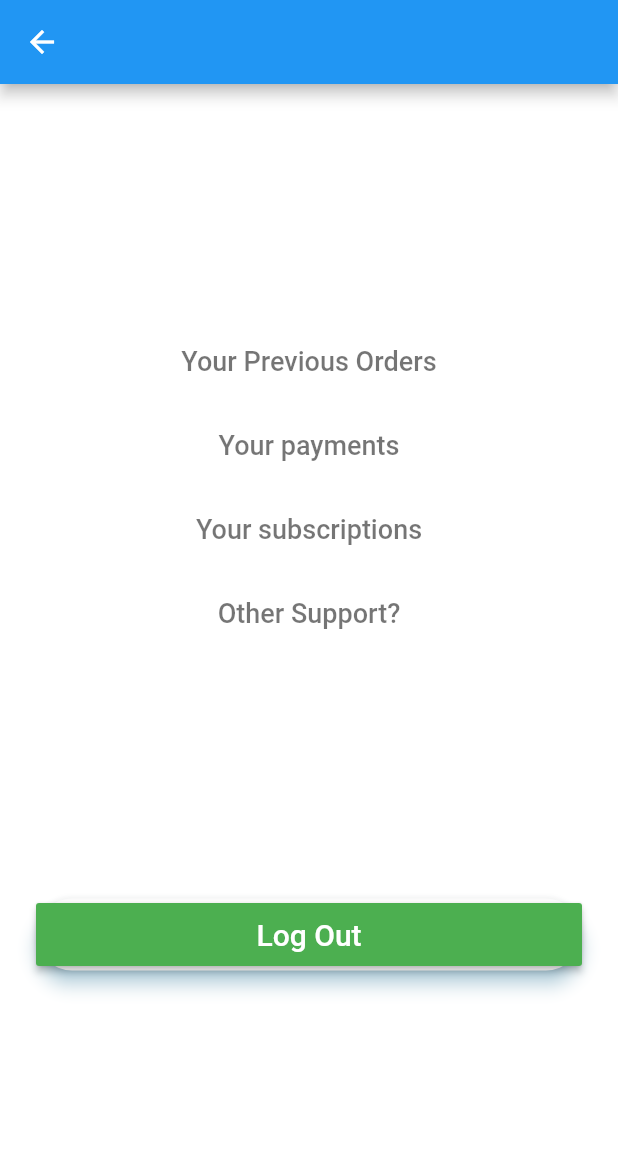
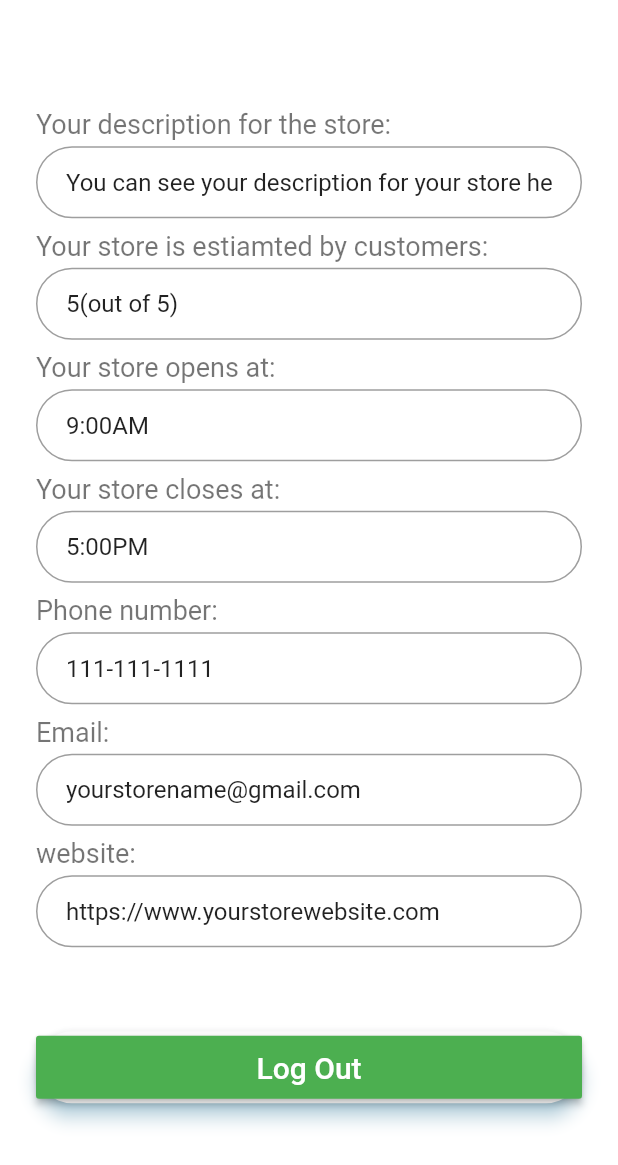
Before and after one commit to Hrithik-Kumar/Smart-Grocery-Map-and-Inventory, a Flutter app: the ProfilePage screen opened directly, on a phone screen of 412 x 824 dp. Shown: the top 1165 px of the screen. Run offline on Flutter 3.47's test engine with Material 2 defaults, Android fonts, the light colour scheme and no system bars; our stand-ins replace lottie, sqflite; accounts and stored records are empty; project files that could hold a hidden picture were left out.

Commit message:
BOUNB-30 made changes to home screen and logout with Chang

```diff
--- a/code/smart_grocery_map/lib/main.dart
+++ b/code/smart_grocery_map/lib/main.dart
@@ -1,5 +1,6 @@
 import 'package:flutter/material.dart';
 import '/screens/auth/welcome_screen.dart';
+//import '/screens/home/NavBar.dart';
 
 void main() {
   runApp(MyApp());
--- a/code/smart_grocery_map/lib/screens/auxiliary/ProfilePage.dart
+++ b/code/smart_grocery_map/lib/screens/auxiliary/ProfilePage.dart
@@ -1,29 +1,120 @@
 import 'package:flutter/material.dart';
-import './CompanyLogout.dart';
+import 'CompanyLogout.dart';
 
-class ProfilePage extends StatelessWidget {
+import 'package:flutter/material.dart';
+import '../../company_signup_screen.dart';
+import '/res/colors.dart';
+import '/res/styles.dart';
+import 'package:http/http.dart' as http;
+
+class ProfilePage extends StatefulWidget {
+  const ProfilePage({Key? key}) : super(key: key);
+
+  @override
+  _ProfileScreenState createState() => _ProfileScreenState();
+}
+
+class _ProfileScreenState extends State<ProfilePage> {
   @override
   Widget build(BuildContext context) {
 
-    final Orders = FlatButton(
-      child: Text('Your Previous Orders', style: TextStyle(color: Colors.black54, fontSize: 18.0),),
+    final DescriptionBox = TextFormField(
+      keyboardType: TextInputType.emailAddress,
+      autofocus: false,
+      initialValue: 'You can see your description for your store here!',
+      decoration: InputDecoration(
+          hintText: 'To revise it: ',
+          contentPadding: EdgeInsets.fromLTRB(20.0, 10.0, 20.0, 10.0),
+          border: OutlineInputBorder(
+              borderRadius: BorderRadius.circular(32.0)
+          )
+      ),
+    );
+
+    final avg_reviewBox = TextFormField(
+      keyboardType: TextInputType.emailAddress,
+      autofocus: false,
+      initialValue: '5(out of 5)',
+      decoration: InputDecoration(
+          hintText: 'To revise it: ',
+          contentPadding: EdgeInsets.fromLTRB(20.0, 10.0, 20.0, 10.0),
+          border: OutlineInputBorder(
+              borderRadius: BorderRadius.circular(32.0)
+          )
+      ),
+    );
+
+    final open_timeBox = TextFormField(
+      keyboardType: TextInputType.emailAddress,
+      autofocus: false,
+      initialValue: '9:00AM',
+      decoration: InputDecoration(
+          hintText: 'To revise it: ',
+          contentPadding: EdgeInsets.fromLTRB(20.0, 10.0, 20.0, 10.0),
+          border: OutlineInputBorder(
+              borderRadius: BorderRadius.circular(32.0)
+          )
+      ),
+    );
+
+    final close_timeBox = TextFormField(
+      keyboardType: TextInputType.emailAddress,
+      autofocus: false,
+      initialValue: '5:00PM',
+      decoration: InputDecoration(
+          hintText: 'To revise it: ',
+          contentPadding: EdgeInsets.fromLTRB(20.0, 10.0, 20.0, 10.0),
+          border: OutlineInputBorder(
+              borderRadius: BorderRadius.circular(32.0)
+          )
+      ),
+    );
+
+    final contact_phoneBox = TextFormField(
+      keyboardType: TextInputType.emailAddress,
+      autofocus: false,
+      initialValue: '111-111-1111',
+      decoration: InputDecoration(
+          hintText: 'To revise it: ',
+          contentPadding: EdgeInsets.fromLTRB(20.0, 10.0, 20.0, 10.0),
+          border: OutlineInputBorder(
+              borderRadius: BorderRadius.circular(32.0)
+          )
+      ),
+    );
+
+    final contact_email = FlatButton(
+      child: Text('Email:', style: TextStyle(color: Colors.black54, fontSize: 18.0),),
       onPressed: () {},
     );
 
-    final Payments = FlatButton(
-      child: Text('Your payments', style: TextStyle(color: Colors.black54, fontSize: 18.0),),
-      onPressed: () {},
+    final contact_emailBox = TextFormField(
+      keyboardType: TextInputType.emailAddress,
+      autofocus: false,
+      initialValue: 'yourstorename@gmail.com',
+      decoration: InputDecoration(
+          hintText: 'To revise it: ',
+          contentPadding: EdgeInsets.fromLTRB(20.0, 10.0, 20.0, 10.0),
+          border: OutlineInputBorder(
+              borderRadius: BorderRadius.circular(32.0)
+          )
+      ),
     );
 
-    final Subscriptions = FlatButton(
-      child: Text('Your subscriptions', style: TextStyle(color: Colors.black54, fontSize: 18.0),),
-      onPressed: () {},
+    final websiteBox= TextFormField(
+      keyboardType: TextInputType.emailAddress,
+      autofocus: false,
+      initialValue: 'https://www.yourstorewebsite.com',
+      decoration: InputDecoration(
+          hintText: 'To revise it: ',
+          contentPadding: EdgeInsets.fromLTRB(20.0, 10.0, 20.0, 10.0),
+          border: OutlineInputBorder(
+              borderRadius: BorderRadius.circular(32.0)
+          )
+      ),
     );
 
-    final Support = FlatButton(
-      child: Text('Other Support?', style: TextStyle(color: Colors.black54, fontSize: 18.0),),
-      onPressed: () {},
-    );
+
 
     final LogOutButton = Padding(
       padding: EdgeInsets.symmetric(vertical: 16.0),
@@ -45,21 +136,39 @@ class ProfilePage extends StatelessWidget {
 
     return Scaffold(
       backgroundColor: Colors.white,
-      appBar: new AppBar(
-      ),
       body: Center(
         child: ListView(
           shrinkWrap: true,
           padding: EdgeInsets.only(left: 24.0, right: 24.0),
           children: <Widget>[
-            Orders,
+            Text('Your description for the store:', style: TextStyle(color: Colors.black54, fontSize: 18.0),),
+            SizedBox(height: 4.0,),
+            DescriptionBox,
             SizedBox(height: 8.0,),
-            Payments,
+            Text('Your store is estiamted by customers:', style: TextStyle(color: Colors.black54, fontSize: 18.0),),
+            SizedBox(height: 4.0,),
+            avg_reviewBox,
             SizedBox(height: 8.0,),
-            Subscriptions,
+            Text('Your store opens at:', style: TextStyle(color: Colors.black54, fontSize: 18.0),),
+            SizedBox(height: 4.0,),
+            open_timeBox,
             SizedBox(height: 8.0,),
-            Support,
-            SizedBox(height: 150.0,),
+            Text('Your store closes at:', style: TextStyle(color: Colors.black54, fontSize: 18.0),),
+            SizedBox(height: 4.0,),
+            close_timeBox,
+            SizedBox(height: 8.0,),
+            Text('Phone number:', style: TextStyle(color: Colors.black54, fontSize: 18.0),),
+            SizedBox(height: 4.0,),
+            contact_phoneBox,
+            SizedBox(height: 8.0,),
+            Text('Email:', style: TextStyle(color: Colors.black54, fontSize: 18.0),),
+            SizedBox(height: 4.0,),
+            contact_emailBox,
+            SizedBox(height: 8.0,),
+            Text('website:', style: TextStyle(color: Colors.black54, fontSize: 18.0),),
+            SizedBox(height: 4.0,),
+            websiteBox,
+            SizedBox(height: 40.0,),
             LogOutButton
           ],
         ),
@@ -68,52 +177,3 @@ class ProfilePage extends StatelessWidget {
 
   }
 }
-
-
-/* import 'package:flutter/material.dart';
-
-class ProfilePage extends StatelessWidget {
-  @override
-  Widget build(BuildContext context) {
-    return new Scaffold(
-      appBar: new AppBar(
-      ),
-      body: Container(
-        child: Padding(
-          padding: const EdgeInsets.symmetric(
-            horizontal: 20.0,
-            vertical: 10.0,
-          ),
-          child: Row(
-            children: <Widget>[
-              Expanded(
-                flex:1,
-                child: FlatButton.icon(
-                  onPressed: () {
-
-                  },
-                  icon: Icon(Icons.local_convenience_store_rounded),
-                  label: Text(""),
-                ),
-              ),
-              Expanded(
-                flex: 3,
-                child: Text(
-                  'Company Name',
-                  textAlign: TextAlign.center,
-                  style: TextStyle(
-                    color: Colors.black,
-                    fontSize: 24.0,
-                    fontWeight: FontWeight.bold,
-                  ),
-                ),
-              ),
-
-            ]
-          )
-          //child
-        )
-      )
-    );
-  }
-} */
```
Also changed, not shown: code/smart_grocery_map/lib/screens/auxiliary/CompanyLogout.dart (+54 -1 lines), code/smart_grocery_map/lib/screens/home/StoreScreen.dart (+41 -9 lines).
